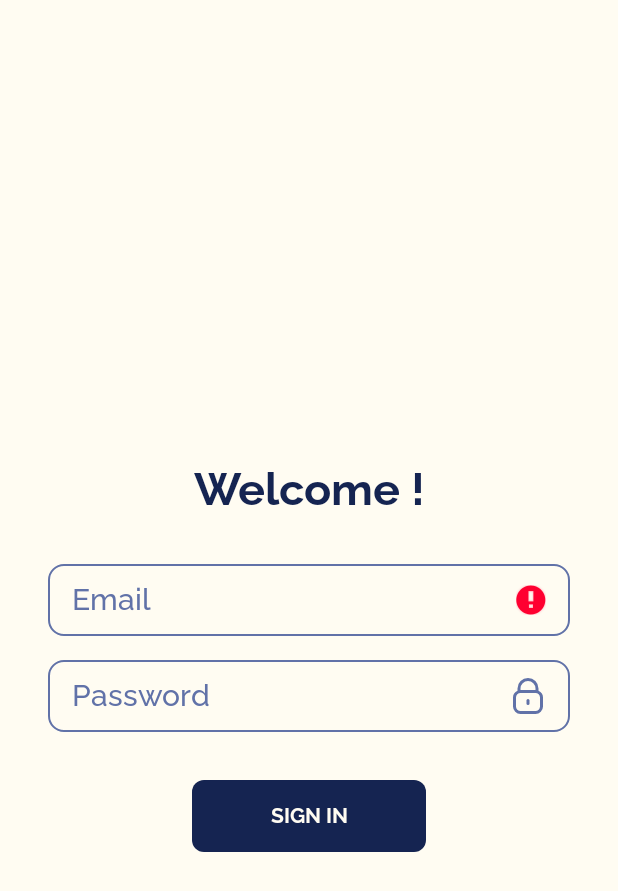
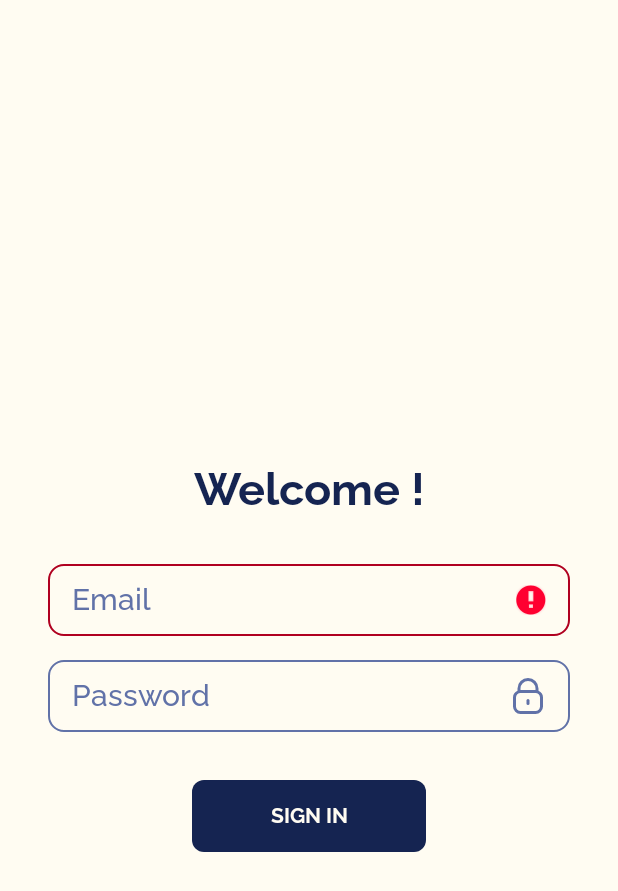
Before and after one commit to MarkoGordic/FitnessAssistant, an Android app: the screen it shows after launch (SignInActivity), after a tap on "SIGN IN", on a phone screen of 412 x 824 dp. Shown: the top 891 px of the screen. Run offline under Robolectric (Android 15) with nearby library versions, the phone set to English and light mode, and no system bars; our stand-ins replace Firebase (no records; nobody signed in at launch, a user with empty details on screens opened directly).

Commit message:
Handled changing color of textView to red on error
- simplified the code a little bit, added a function for displaying an error on a textView

```diff
--- /dev/null
+++ b/app/src/main/res/drawable/custom_input_error.xml
@@ -0,0 +1,12 @@
+<?xml version="1.0" encoding="utf-8"?>
+<selector xmlns:android="http://schemas.android.com/apk/res/android">
+
+    <item>
+        <shape android:shape="rectangle">
+            <solid android:color="@color/BackgroundColor" />
+            <corners android:radius="10dp"/>
+            <stroke android:color="@color/design_default_color_error" android:width="1.5dp"/>
+        </shape>
+    </item>
+
+</selector>
```
Also changed, not shown: app/src/main/java/com/example/fitnessassistant/SignInActivity.java (+26 -13 lines).
